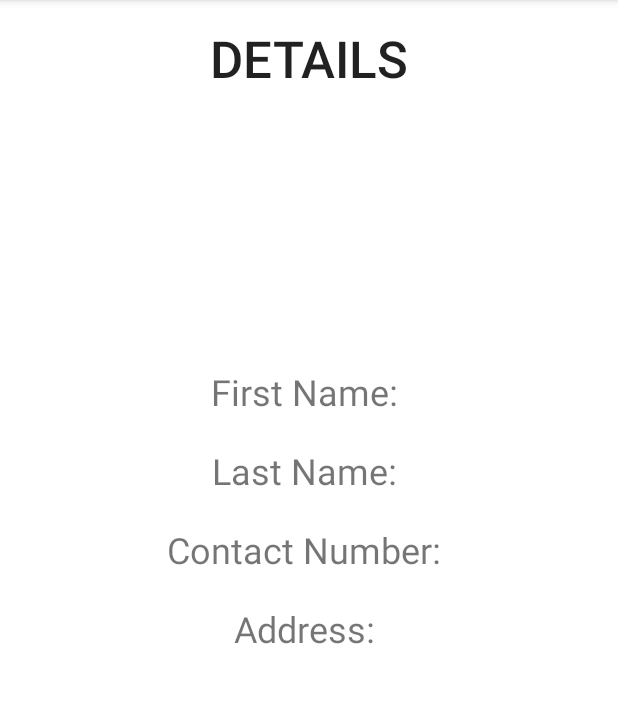
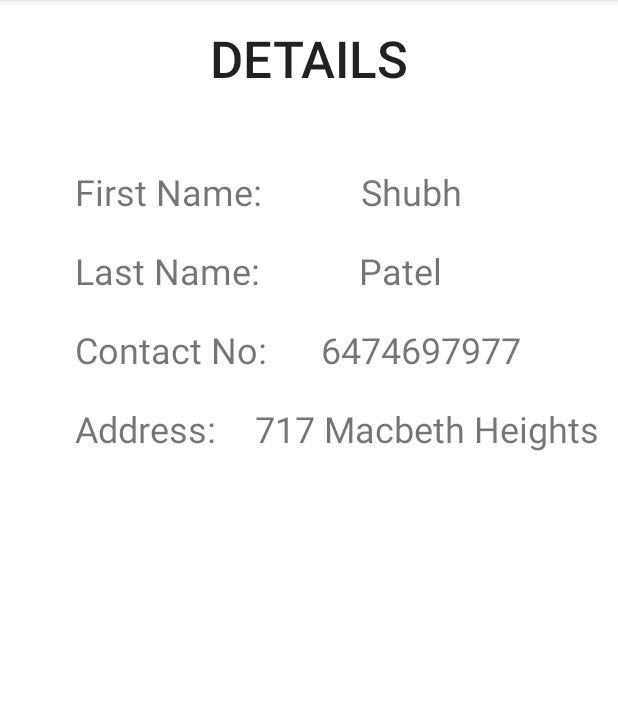
Before and after one commit to shahvard/Capstone, an Android app: the StudentDetailsActivity screen opened directly, with no data from a screen before it, on a phone screen of 412 x 824 dp, the part 84-787 px from its top. Run offline under Robolectric (Android 15) with nearby library versions, the phone set to English and light mode, and no system bars; 2 statements that could not run were skipped.

Commit message:
Logic for student to tutor page redirecting added. Student details page added.

```diff
--- a/app/src/main/java/sheridancollege/proWarriors/Profile/StudentDetailsActivity.kt
+++ b/app/src/main/java/sheridancollege/proWarriors/Profile/StudentDetailsActivity.kt
@@ -8,5 +8,10 @@ class StudentDetailsActivity : AppCompatActivity() {
     override fun onCreate(savedInstanceState: Bundle?) {
         super.onCreate(savedInstanceState)
         setContentView(R.layout.activity_student_details)
+
+        var sInfo: ArrayList<String> = intent.getStringArrayListExtra("studentObject") as ArrayList<String>
+        //intent.get
+        sInfo.get(0)
+
     }
 }
--- a/app/src/main/res/layout/activity_student_details.xml
+++ b/app/src/main/res/layout/activity_student_details.xml
@@ -17,50 +17,107 @@
         android:textAppearance="@style/TextAppearance.AppCompat.Title"
         android:textSize="34dp" />
 
-    <ImageView
+    <!--<ImageView
         android:id="@+id/profilePicture"
-        android:layout_width="146dp"
-        android:layout_height="137dp"
+        android:layout_width="166dp"
+        android:layout_height="155dp"
         android:layout_below="@+id/details"
         android:layout_centerHorizontal="true"
-        android:layout_marginTop="26dp" />
+        android:layout_marginTop="26dp"
+        android:layout_marginBottom="82dp" />-->
+
+    <!--<TextView
+        android:id="@+id/editImage"
+        android:layout_width="94dp"
+        android:layout_height="wrap_content"
+        android:layout_below="@+id/profilePicture"
+        android:layout_marginLeft="50dp"
+        android:layout_marginTop="0.8dp"
+
+        android:text="Edit" />-->
 
     <TextView
         android:id="@+id/firstNameLabel"
-        android:textSize="24dp"
-        android:layout_below="@+id/profilePicture"
-        android:layout_centerHorizontal="true"
         android:layout_width="wrap_content"
         android:layout_height="wrap_content"
-        android:layout_marginTop="20dp"
-        android:text="First Name: "/>
+        android:layout_below="@+id/details"
+        android:layout_marginLeft="50dp"
+        android:layout_marginTop="50dp"
+        android:text="First Name: "
+        android:textSize="24dp" />
+
+    <TextView
+        android:id="@+id/fName"
+        android:layout_width="wrap_content"
+        android:layout_height="wrap_content"
+        android:layout_toRightOf="@+id/firstNameLabel"
+        android:text="Shubh"
+        android:layout_marginTop="50dp"
+        android:textSize="24dp"
+        android:layout_marginLeft="60dp"
+        android:layout_below="@+id/details"/>
+
 
     <TextView
         android:id="@+id/lastNameLabel"
         android:textSize="24dp"
         android:layout_below="@+id/firstNameLabel"
-        android:layout_centerHorizontal="true"
+        android:layout_marginLeft="50dp"
         android:layout_width="wrap_content"
         android:layout_height="wrap_content"
         android:layout_marginTop="20dp"
         android:text="Last Name: "/>
+
+    <TextView
+        android:id="@+id/lName"
+        android:layout_width="wrap_content"
+        android:layout_height="wrap_content"
+        android:layout_toRightOf="@+id/lastNameLabel"
+        android:text="Patel"
+        android:layout_marginTop="20dp"
+        android:textSize="24dp"
+        android:layout_marginLeft="60dp"
+        android:layout_below="@+id/firstNameLabel"/>
     <TextView
         android:id="@+id/contactLabel"
         android:textSize="24dp"
         android:layout_below="@+id/lastNameLabel"
-        android:layout_centerHorizontal="true"
+        android:layout_marginLeft="50dp"
         android:layout_width="wrap_content"
         android:layout_height="wrap_content"
         android:layout_marginTop="20dp"
-        android:text="Contact Number: "/>
+        android:text="Contact No: "/>
+
+    <TextView
+        android:id="@+id/cNumber"
+        android:layout_width="wrap_content"
+        android:layout_height="wrap_content"
+        android:layout_toRightOf="@+id/contactLabel"
+        android:text="6474697977"
+        android:layout_marginTop="20dp"
+        android:textSize="24dp"
+        android:layout_marginLeft="30dp"
+        android:layout_below="@+id/lastNameLabel"/>
 
     <TextView
         android:id="@+id/addressLabel"
         android:textSize="24dp"
         android:layout_below="@+id/contactLabel"
-        android:layout_centerHorizontal="true"
+        android:layout_marginLeft="50dp"
         android:layout_width="wrap_content"
         android:layout_height="wrap_content"
         android:layout_marginTop="20dp"
         android:text="Address: " />
+
+    <TextView
+        android:id="@+id/address"
+        android:layout_width="wrap_content"
+        android:layout_height="wrap_content"
+        android:layout_toRightOf="@+id/addressLabel"
+        android:text="717 Macbeth Heights"
+        android:layout_marginTop="20dp"
+        android:textSize="24dp"
+        android:layout_marginLeft="20dp"
+        android:layout_below="@+id/contactLabel"/>
+
 </RelativeLayout>
```
Also changed, not shown: app/src/main/java/sheridancollege/proWarriors/Student/StudentHomePage.kt (+48 -22 lines).
